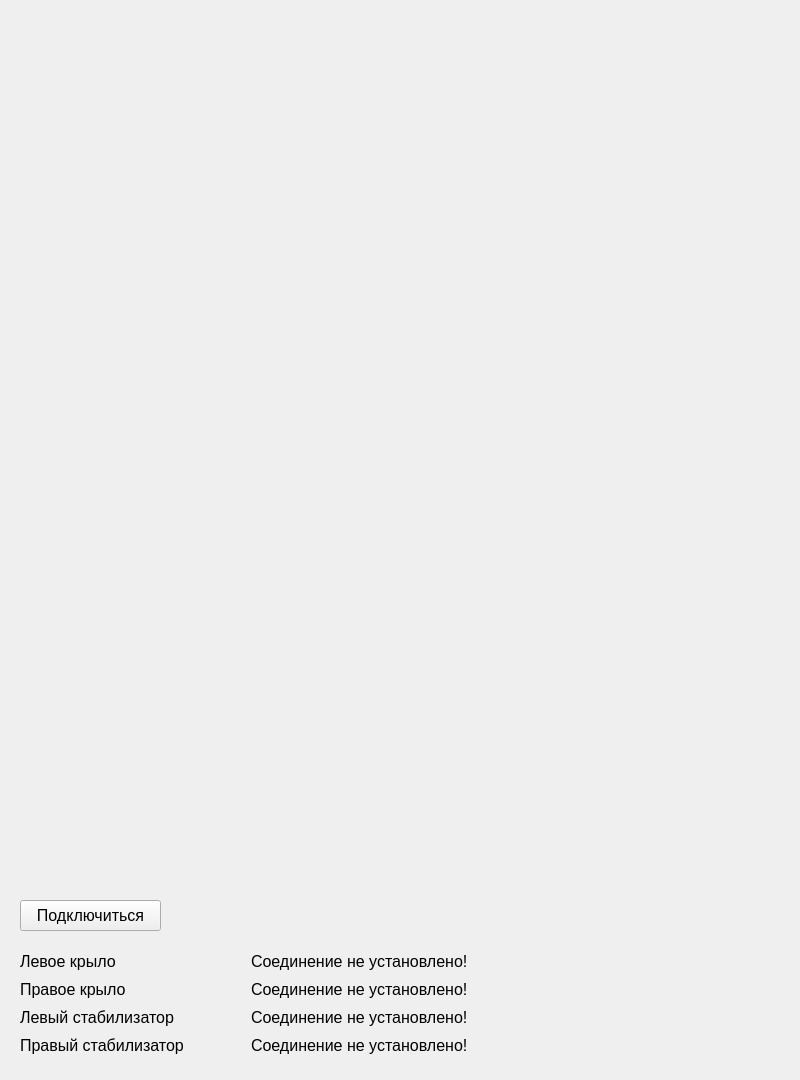
The window that src/gui/res/mainwindow.ui (Hryapusek/airplane-python) describes before a commit, drawn with Qt 5.
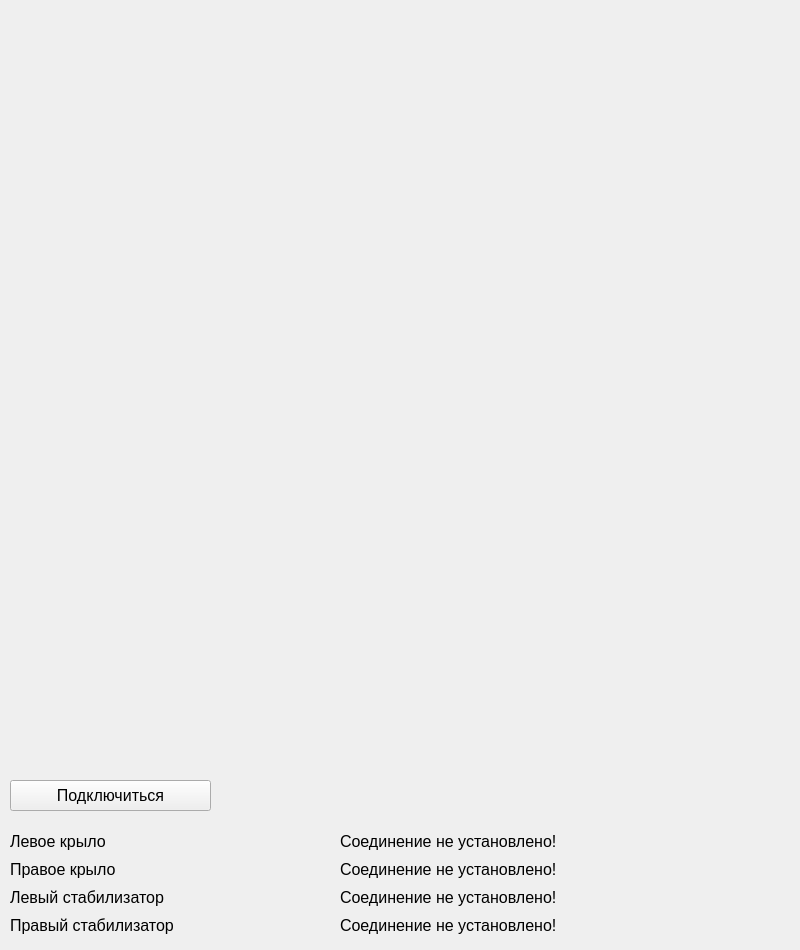
The same window after the commit.

```diff
--- a/src/gui/res/mainwindow.ui
+++ b/src/gui/res/mainwindow.ui
@@ -7,7 +7,7 @@
     <x>0</x>
     <y>0</y>
     <width>800</width>
-    <height>1080</height>
+    <height>950</height>
    </rect>
   </property>
   <property name="windowTitle">
@@ -17,9 +17,9 @@
    <widget class="QPushButton" name="connect_btn">
     <property name="geometry">
      <rect>
-      <x>20</x>
-      <y>900</y>
-      <width>141</width>
+      <x>10</x>
+      <y>780</y>
+      <width>201</width>
       <height>31</height>
      </rect>
     </property>
@@ -35,9 +35,9 @@
    <widget class="QWidget" name="layoutWidget">
     <property name="geometry">
      <rect>
-      <x>20</x>
-      <y>950</y>
-      <width>531</width>
+      <x>10</x>
+      <y>830</y>
+      <width>761</width>
       <height>106</height>
      </rect>
     </property>
```
